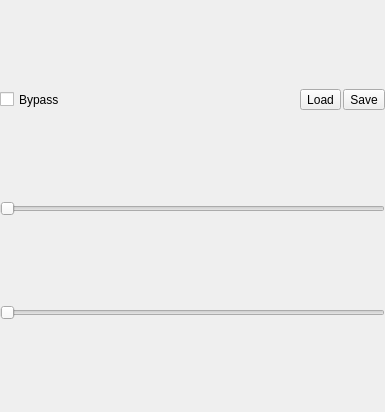
Old version of the form Qt/qt4_compressor_widget.ui in the repository kmatheussen/radium_compressor.
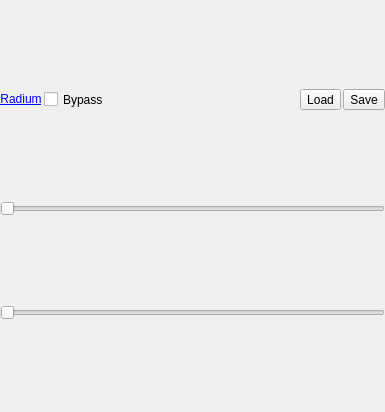
New version of the form.

```diff
--- a/Qt/qt4_compressor_widget.ui
+++ b/Qt/qt4_compressor_widget.ui
@@ -31,6 +31,25 @@
      <property name="bottomMargin">
       <number>2</number>
      </property>
+     <item>
+      <widget class="QLabel" name="radium_url">
+       <property name="sizePolicy">
+        <sizepolicy hsizetype="Fixed" vsizetype="Fixed">
+         <horstretch>0</horstretch>
+         <verstretch>0</verstretch>
+        </sizepolicy>
+       </property>
+       <property name="text">
+        <string>&lt;A href=&quot;http://users.notam02.no/~kjetism/radium/&quot;&gt;Radium&lt;/A&gt;</string>
+       </property>
+       <property name="alignment">
+        <set>Qt::AlignCenter</set>
+       </property>
+       <property name="openExternalLinks">
+        <bool>true</bool>
+       </property>
+      </widget>
+     </item>
      <item>
       <widget class="QCheckBox" name="bypass">
        <property name="sizePolicy">
```
